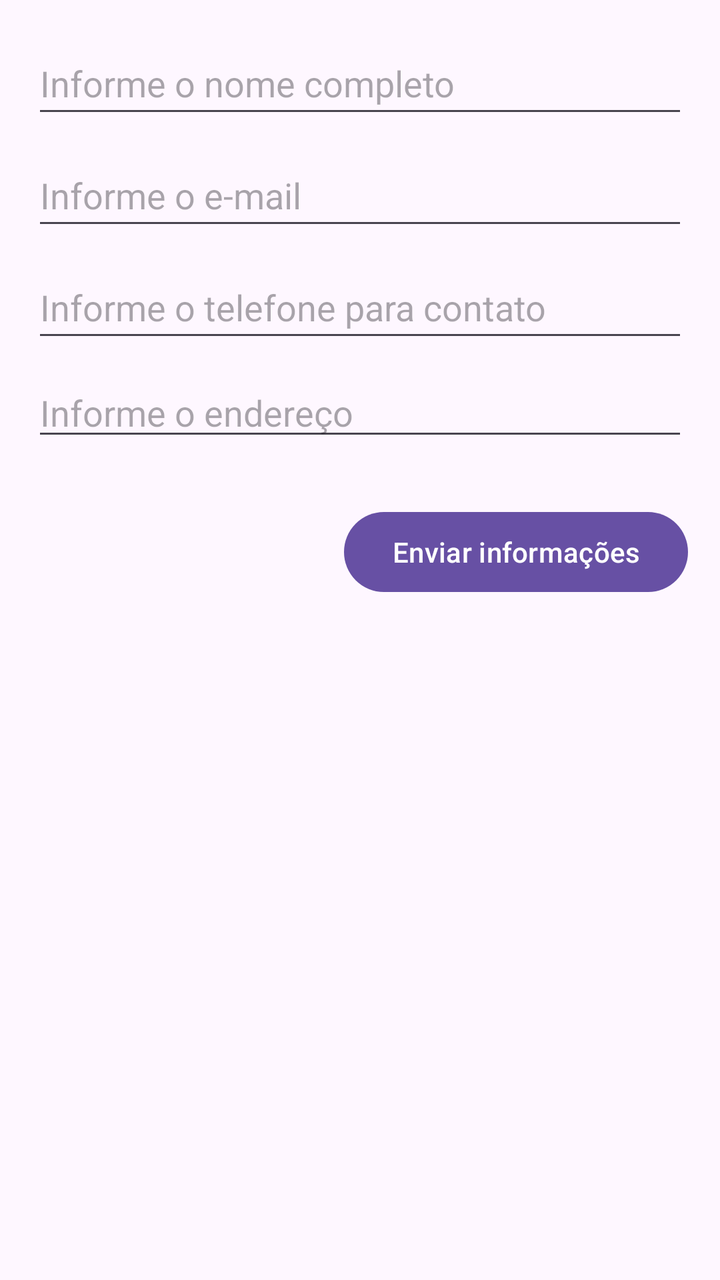
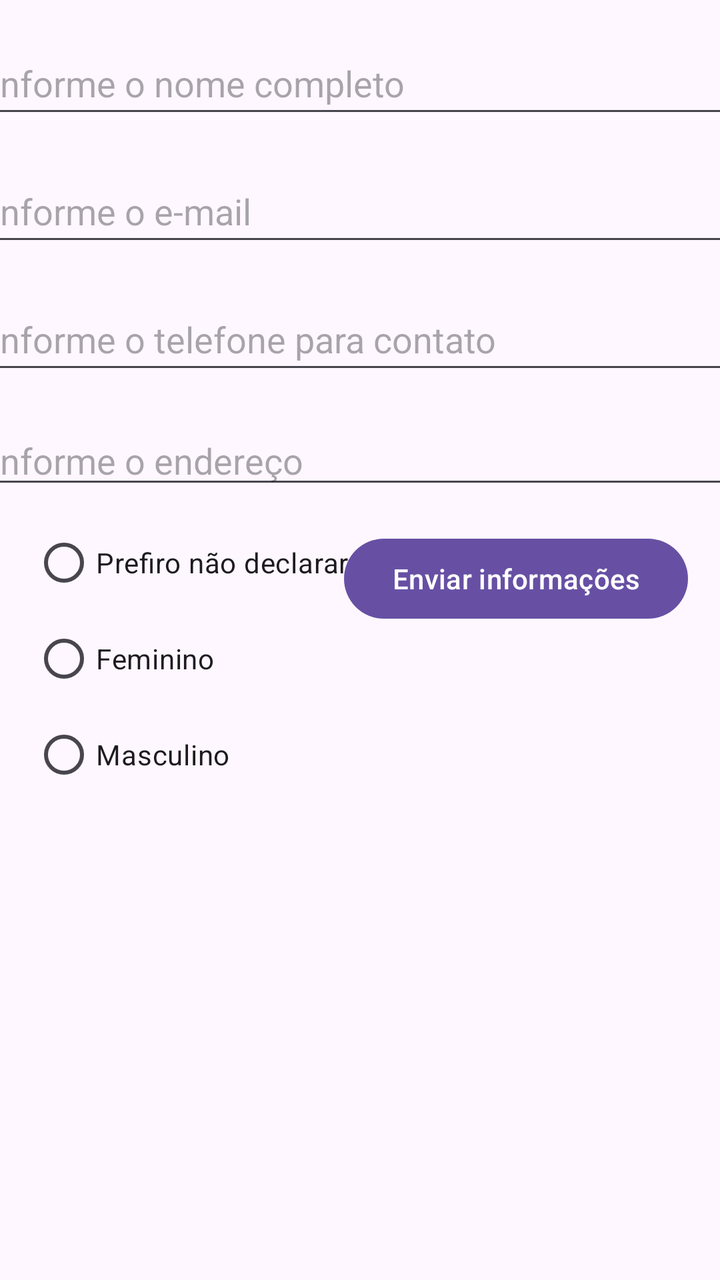

An Android layout rendered at two revisions. The XML below is the earlier revision; the diff shows what the commit changed to produce the second picture.
<!-- AndroidManifest.xml: application theme Theme.AulaComponentsViewModelo -->
<!-- res/layout/activity_main_formulario.xml -->
<?xml version="1.0" encoding="utf-8"?>
<androidx.constraintlayout.widget.ConstraintLayout xmlns:android="http://schemas.android.com/apk/res/android"
    xmlns:app="http://schemas.android.com/apk/res-auto"
    xmlns:tools="http://schemas.android.com/tools"
    android:id="@+id/main"
    android:layout_width="match_parent"
    android:layout_height="match_parent"
    tools:context=".MainActivityFormulario">

    <EditText
        android:id="@+id/etNome"
        android:layout_width="0dp"
        android:layout_height="wrap_content"
        android:layout_marginStart="16dp"
        android:layout_marginTop="16dp"
        android:layout_marginEnd="16dp"
        android:ems="10"
        android:hint="Informe o nome completo"
        android:inputType="text"
        android:minHeight="48dp"
        app:layout_constraintEnd_toEndOf="parent"
        app:layout_constraintStart_toStartOf="parent"
        app:layout_constraintTop_toTopOf="parent" />

    <EditText
        android:id="@+id/etEmail"
        android:layout_width="0dp"
        android:layout_height="wrap_content"
        android:layout_marginStart="16dp"
        android:layout_marginTop="8dp"
        android:layout_marginEnd="16dp"
        android:ems="10"
        android:minHeight="48dp"
        android:hint="Informe o e-mail"
        android:inputType="textEmailAddress"
        app:layout_constraintEnd_toEndOf="parent"
        app:layout_constraintStart_toStartOf="parent"
        app:layout_constraintTop_toBottomOf="@+id/etNome" />

    <EditText
        android:id="@+id/etTelefone"
        android:layout_width="0dp"
        android:layout_height="wrap_content"
        android:layout_marginStart="16dp"
        android:layout_marginTop="8dp"
        android:layout_marginEnd="16dp"
        android:ems="10"
        android:hint="Informe o telefone para contato"
        android:inputType="phone"
        android:minHeight="48dp"
        app:layout_constraintEnd_toEndOf="parent"
        app:layout_constraintStart_toStartOf="parent"
        app:layout_constraintTop_toBottomOf="@+id/etEmail" />

    <Button
        android:id="@+id/btInfo"
        android:layout_width="wrap_content"
        android:layout_height="wrap_content"
        android:layout_marginTop="76dp"
        android:layout_marginEnd="16dp"
        android:minHeight="48dp"
        android:text="Enviar informações"
        app:layout_constraintEnd_toEndOf="parent"
        app:layout_constraintTop_toBottomOf="@+id/etTelefone" />

    <EditText
        android:id="@+id/etEndereco"
        android:layout_width="0dp"
        android:layout_height="wrap_content"
        android:layout_marginStart="16dp"
        android:layout_marginTop="8dp"
        android:layout_marginEnd="16dp"
        android:ems="10"
        android:hint="Informe o endereço"
        android:inputType="textPostalAddress"
        app:layout_constraintEnd_toEndOf="parent"
        app:layout_constraintHorizontal_bias="0.0"
        app:layout_constraintStart_toStartOf="parent"
        app:layout_constraintTop_toBottomOf="@+id/etTelefone" />

</androidx.constraintlayout.widget.ConstraintLayout>
<!-- resources referenced by this layout -->
<resources>
  <style name="Theme.AulaComponentsViewModelo" parent="Base.Theme.AulaComponentsViewModelo" />
  <style name="Base.Theme.AulaComponentsViewModelo" parent="Theme.Material3.DayNight.NoActionBar">
          
          
      </style>
</resources>

<!-- the commit's change to res/layout/activity_main_formulario.xml (unified diff, before → after) -->
@@ -9,11 +9,9 @@
 
     <EditText
         android:id="@+id/etNome"
-        android:layout_width="0dp"
+        android:layout_width="379dp"
         android:layout_height="wrap_content"
-        android:layout_marginStart="16dp"
         android:layout_marginTop="16dp"
-        android:layout_marginEnd="16dp"
         android:ems="10"
         android:hint="Informe o nome completo"
         android:inputType="text"
@@ -24,26 +22,22 @@
 
     <EditText
         android:id="@+id/etEmail"
-        android:layout_width="0dp"
+        android:layout_width="379dp"
         android:layout_height="wrap_content"
-        android:layout_marginStart="16dp"
-        android:layout_marginTop="8dp"
-        android:layout_marginEnd="16dp"
+        android:layout_marginTop="16dp"
         android:ems="10"
-        android:minHeight="48dp"
         android:hint="Informe o e-mail"
         android:inputType="textEmailAddress"
+        android:minHeight="48dp"
         app:layout_constraintEnd_toEndOf="parent"
         app:layout_constraintStart_toStartOf="parent"
         app:layout_constraintTop_toBottomOf="@+id/etNome" />
 
     <EditText
         android:id="@+id/etTelefone"
-        android:layout_width="0dp"
+        android:layout_width="379dp"
         android:layout_height="wrap_content"
-        android:layout_marginStart="16dp"
-        android:layout_marginTop="8dp"
-        android:layout_marginEnd="16dp"
+        android:layout_marginTop="16dp"
         android:ems="10"
         android:hint="Informe o telefone para contato"
         android:inputType="phone"
@@ -53,29 +47,64 @@
         app:layout_constraintTop_toBottomOf="@+id/etEmail" />
 
     <Button
-        android:id="@+id/btInfo"
+        android:id="@+id/btEnviar"
         android:layout_width="wrap_content"
         android:layout_height="wrap_content"
-        android:layout_marginTop="76dp"
+        android:layout_marginTop="16dp"
         android:layout_marginEnd="16dp"
         android:minHeight="48dp"
         android:text="Enviar informações"
         app:layout_constraintEnd_toEndOf="parent"
-        app:layout_constraintTop_toBottomOf="@+id/etTelefone" />
+        app:layout_constraintTop_toBottomOf="@+id/etEndereco" />
 
     <EditText
         android:id="@+id/etEndereco"
-        android:layout_width="0dp"
+        android:layout_width="379dp"
         android:layout_height="wrap_content"
-        android:layout_marginStart="16dp"
-        android:layout_marginTop="8dp"
-        android:layout_marginEnd="16dp"
+        android:layout_marginTop="16dp"
         android:ems="10"
         android:hint="Informe o endereço"
         android:inputType="textPostalAddress"
         app:layout_constraintEnd_toEndOf="parent"
-        app:layout_constraintHorizontal_bias="0.0"
         app:layout_constraintStart_toStartOf="parent"
         app:layout_constraintTop_toBottomOf="@+id/etTelefone" />
 
+    <RadioGroup
+        android:id="@+id/rgSexo"
+        android:layout_width="170dp"
+        android:layout_height="144dp"
+        android:layout_marginStart="16dp"
+        android:layout_marginTop="8dp"
+        app:layout_constraintStart_toStartOf="parent"
+        app:layout_constraintTop_toBottomOf="@+id/etEndereco">
+
+        <RadioButton
+            android:id="@+id/rbPND"
+            android:layout_width="match_parent"
+            android:layout_height="wrap_content"
+            android:text="Prefiro não declarar" />
+
+        <RadioButton
+            android:id="@+id/rbF"
+            android:layout_width="match_parent"
+            android:layout_height="wrap_content"
+            android:text="Feminino" />
+
+        <RadioButton
+            android:id="@+id/rbM"
+            android:layout_width="match_parent"
+            android:layout_height="wrap_content"
+            android:text="Masculino" />
+    </RadioGroup>
+
+    <Spinner
+        android:id="@+id/spnEstadoCivil"
+        android:layout_width="409dp"
+        android:layout_height="wrap_content"
+        android:layout_marginTop="8dp"
+        app:layout_constraintEnd_toEndOf="parent"
+        app:layout_constraintHorizontal_bias="0.0"
+        app:layout_constraintStart_toStartOf="parent"
+        app:layout_constraintTop_toBottomOf="@+id/rgSexo" />
+
 </androidx.constraintlayout.widget.ConstraintLayout>
